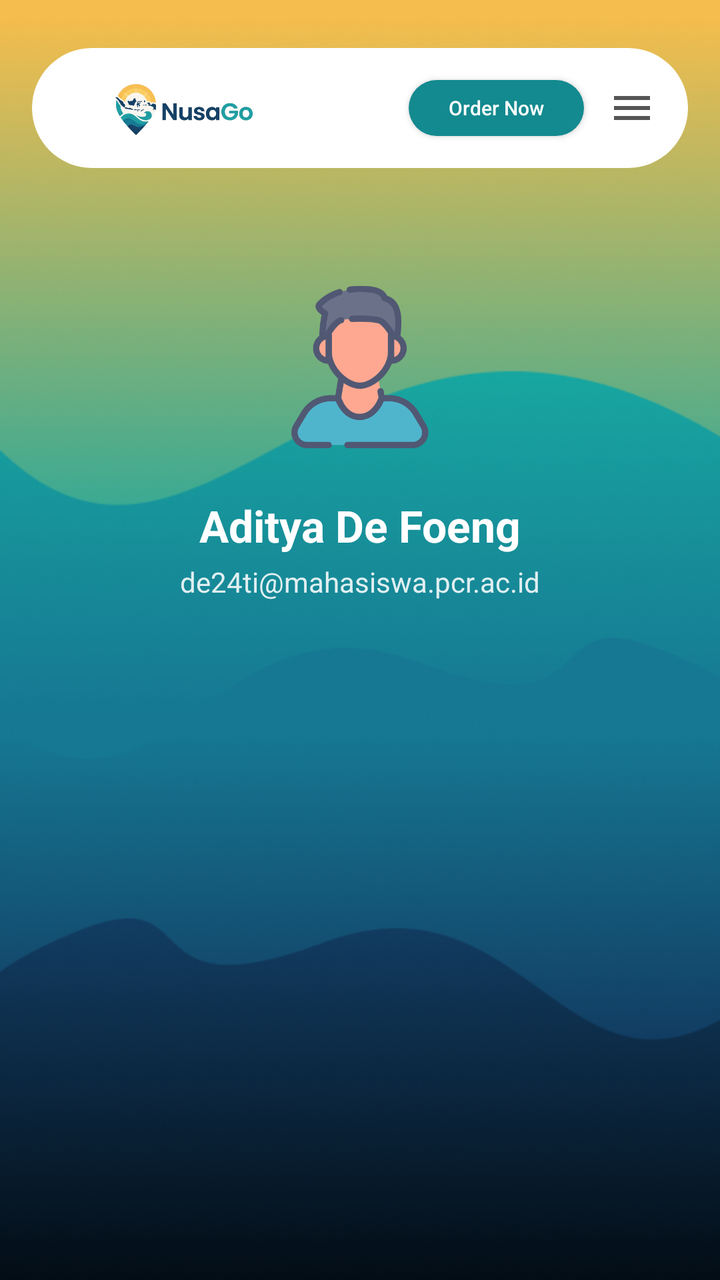
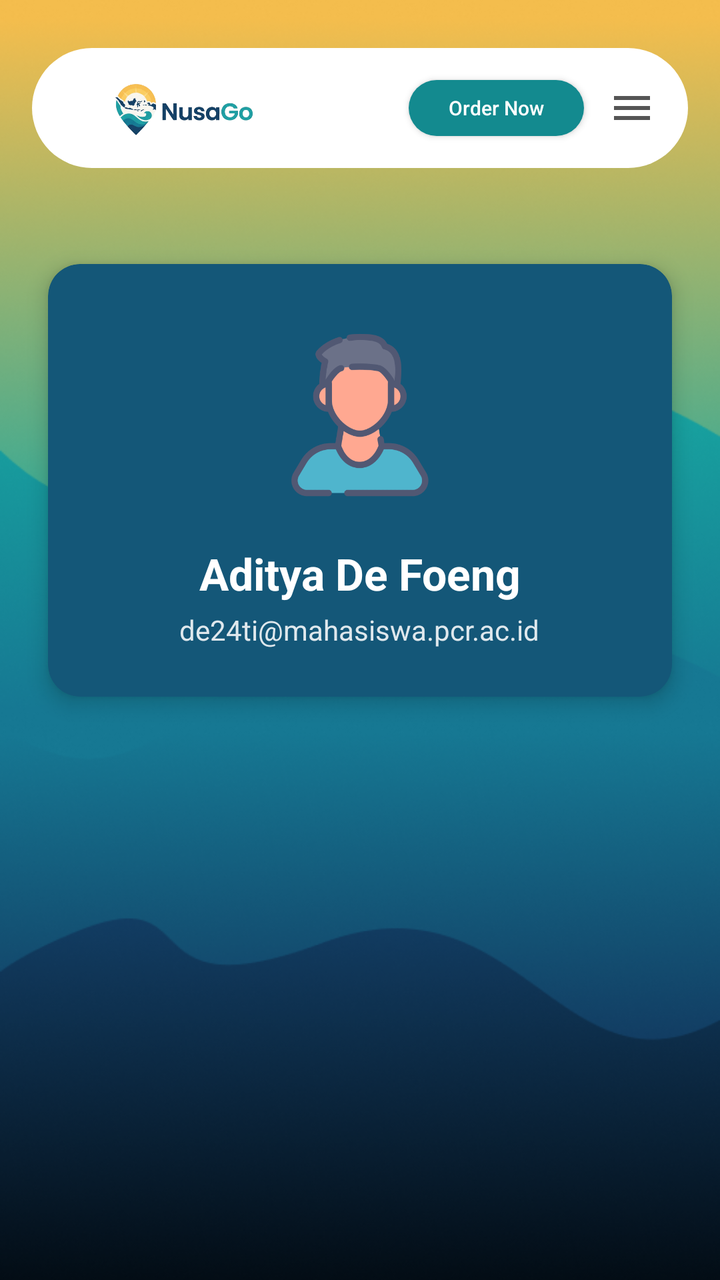

The first picture is an Android layout as it rendered before a commit; the second is the same layout after the commit. The layout source and the unified diff follow.
<!-- AndroidManifest.xml: application theme Theme.Projek_AdityaDeFoeng -->
<!-- res/layout/fragment_more.xml -->
<?xml version="1.0" encoding="utf-8"?>
<androidx.constraintlayout.widget.ConstraintLayout xmlns:android="http://schemas.android.com/apk/res/android"
    xmlns:app="http://schemas.android.com/apk/res-auto"
    xmlns:tools="http://schemas.android.com/tools"
    android:layout_width="match_parent"
    android:layout_height="match_parent"
    android:background="@drawable/wave"
    tools:context=".More.MoreFragment">

    <include
        android:id="@+id/topBar"
        layout="@layout/layout_top_bar"
        android:layout_width="0dp"
        android:layout_height="wrap_content"
        android:layout_marginStart="16dp"
        android:layout_marginTop="24dp"
        android:layout_marginEnd="16dp"
        app:layout_constraintEnd_toEndOf="parent"
        app:layout_constraintStart_toStartOf="parent"
        app:layout_constraintTop_toTopOf="parent" />

    <ImageView
        android:id="@+id/ivProfile"
        android:layout_width="100dp"
        android:layout_height="100dp"
        android:layout_marginTop="48dp"
        android:src="@drawable/profileavatar"
        app:layout_constraintEnd_toEndOf="parent"
        app:layout_constraintStart_toStartOf="parent"
        app:layout_constraintTop_toBottomOf="@id/topBar" />

    <TextView
        android:id="@+id/tvProfileName"
        android:layout_width="wrap_content"
        android:layout_height="wrap_content"
        android:layout_marginTop="16dp"
        android:text="Aditya De Foeng"
        android:textColor="@color/white"
        android:textSize="22sp"
        android:textStyle="bold"
        app:layout_constraintEnd_toEndOf="parent"
        app:layout_constraintStart_toStartOf="parent"
        app:layout_constraintTop_toBottomOf="@id/ivProfile" />

    <TextView
        android:id="@+id/tvProfileEmail"
        android:layout_width="wrap_content"
        android:layout_height="wrap_content"
        android:layout_marginTop="4dp"
        android:text="de24ti@mahasiswa.pcr.ac.id"
        android:textColor="#DDFFFFFF"
        android:textSize="14sp"
        app:layout_constraintEnd_toEndOf="parent"
        app:layout_constraintStart_toStartOf="parent"
        app:layout_constraintTop_toBottomOf="@id/tvProfileName" />

</androidx.constraintlayout.widget.ConstraintLayout>
<!-- res/layout/layout_top_bar.xml (included above) -->
<?xml version="1.0" encoding="utf-8"?>
<LinearLayout xmlns:android="http://schemas.android.com/apk/res/android"
    android:layout_width="match_parent"
    android:layout_height="wrap_content"
    android:background="@drawable/bg_top_bar"
    android:gravity="center_vertical"
    android:orientation="horizontal"
    android:paddingStart="16dp"
    android:paddingTop="10dp"
    android:paddingEnd="16dp"
    android:paddingBottom="10dp">

    <ImageView
        android:id="@+id/ivLogoSmall"
        android:layout_width="120dp"
        android:layout_height="40dp"
        android:clickable="true"
        android:focusable="true"
        android:contentDescription="NusaGo"
        android:scaleType="fitCenter"
        android:src="@drawable/logo" />

    <View
        android:layout_width="0dp"
        android:layout_height="0dp"
        android:layout_weight="1" />

    <androidx.appcompat.widget.AppCompatButton
        android:id="@+id/btnOrder"
        android:layout_width="wrap_content"
        android:layout_height="28dp"
        android:background="@drawable/bg_button_teal"
        android:clickable="true"
        android:focusable="true"
        android:minWidth="0dp"
        android:minHeight="0dp"
        android:paddingStart="20dp"
        android:paddingEnd="20dp"
        android:text="Order Now"
        android:textAllCaps="false"
        android:textColor="@color/white"
        android:textSize="10sp" />

    <ImageView
        android:id="@+id/ivMenu"
        android:layout_width="24dp"
        android:layout_height="24dp"
        android:layout_marginStart="12dp"
        android:clickable="true"
        android:focusable="true"
        android:contentDescription="Menu"
        android:src="@drawable/ic_menu" />
</LinearLayout>
<!-- resources referenced by this layout -->
<resources>
  <color name="white">#FFFFFFFF</color>
  <!-- drawable bg_button_teal (drawable) -->
  <?xml version="1.0" encoding="utf-8"?>
  <shape xmlns:android="http://schemas.android.com/apk/res/android">
      <solid android:color="@color/nusa_teal_dark" />
      <corners android:radius="20dp" />
  </shape>
  <!-- drawable bg_top_bar (drawable) -->
  <?xml version="1.0" encoding="utf-8"?>
  <shape xmlns:android="http://schemas.android.com/apk/res/android">
      <solid android:color="@color/white" />
      <corners android:radius="30dp" />
  </shape>
  <!-- drawable ic_menu (drawable) -->
  <?xml version="1.0" encoding="utf-8"?>
  <vector xmlns:android="http://schemas.android.com/apk/res/android"
      android:width="24dp"
      android:height="24dp"
      android:viewportWidth="24"
      android:viewportHeight="24"
      android:tint="#555555">
      <path
          android:fillColor="@android:color/white"
          android:pathData="M3,18h18v-2H3v2zM3,13h18v-2H3v2zM3,6v2h18V6H3z" />
  </vector>
  <!-- drawable logo: png bitmap (drawable, 111236 bytes) -->
  <!-- drawable profileavatar: png bitmap (drawable, 23554 bytes) -->
  <!-- drawable wave: png bitmap (drawable, 196160 bytes) -->
  <style name="Theme.Projek_AdityaDeFoeng" parent="Theme.MaterialComponents.Light.NoActionBar" />
  <color name="nusa_teal_dark">#138A8F</color>
</resources>

<!-- the commit's change to res/layout/fragment_more.xml (unified diff, before → after) -->
@@ -19,40 +19,59 @@
         app:layout_constraintStart_toStartOf="parent"
         app:layout_constraintTop_toTopOf="parent" />
 
-    <ImageView
-        android:id="@+id/ivProfile"
-        android:layout_width="100dp"
-        android:layout_height="100dp"
+
+    <androidx.cardview.widget.CardView
+        android:id="@+id/cardProfile"
+        android:layout_width="0dp"
+        android:layout_height="wrap_content"
+        android:layout_marginStart="24dp"
+        android:layout_marginEnd="24dp"
         android:layout_marginTop="48dp"
-        android:src="@drawable/profileavatar"
-        app:layout_constraintEnd_toEndOf="parent"
+        app:cardCornerRadius="16dp"
+        app:cardElevation="6dp"
+        app:cardBackgroundColor="#145778"
+        app:layout_constraintTop_toBottomOf="@id/topBar"
         app:layout_constraintStart_toStartOf="parent"
-        app:layout_constraintTop_toBottomOf="@id/topBar" />
+        app:layout_constraintEnd_toEndOf="parent">
 
-    <TextView
-        android:id="@+id/tvProfileName"
-        android:layout_width="wrap_content"
-        android:layout_height="wrap_content"
-        android:layout_marginTop="16dp"
-        android:text="Aditya De Foeng"
-        android:textColor="@color/white"
-        android:textSize="22sp"
-        android:textStyle="bold"
-        app:layout_constraintEnd_toEndOf="parent"
-        app:layout_constraintStart_toStartOf="parent"
-        app:layout_constraintTop_toBottomOf="@id/ivProfile" />
+        <LinearLayout
+            android:layout_width="match_parent"
+            android:layout_height="wrap_content"
+            android:orientation="vertical"
+            android:gravity="center"
+            android:padding="24dp">
 
-    <TextView
-        android:id="@+id/tvProfileEmail"
-        android:layout_width="wrap_content"
-        android:layout_height="wrap_content"
-        android:layout_marginTop="4dp"
-        android:text="de24ti@mahasiswa.pcr.ac.id"
-        android:textColor="#DDFFFFFF"
-        android:textSize="14sp"
-        app:layout_constraintEnd_toEndOf="parent"
-        app:layout_constraintStart_toStartOf="parent"
-        app:layout_constraintTop_toBottomOf="@id/tvProfileName" />
+            <ImageView
+                android:id="@+id/ivProfile"
+                android:layout_width="100dp"
+                android:layout_height="100dp"
+                android:src="@drawable/profileavatar"
+                android:scaleType="centerCrop"
+                android:contentDescription="Foto profil" />
+
+            <TextView
+                android:id="@+id/tvProfileName"
+                android:layout_width="wrap_content"
+                android:layout_height="wrap_content"
+                android:layout_marginTop="16dp"
+                android:text="Aditya De Foeng"
+                android:textColor="@color/white"
+                android:textSize="22sp"
+                android:textStyle="bold" />
+
+            <TextView
+                android:id="@+id/tvProfileEmail"
+                android:layout_width="wrap_content"
+                android:layout_height="wrap_content"
+                android:layout_marginTop="4dp"
+                android:text="de24ti@mahasiswa.pcr.ac.id"
+                android:textColor="#DDFFFFFF"
+                android:textSize="14sp" />
+
+        </LinearLayout>
+
+    </androidx.cardview.widget.CardView>
+
 
 </androidx.constraintlayout.widget.ConstraintLayout>
 <!-- res/layout/layout_top_bar.xml (included above) -->
